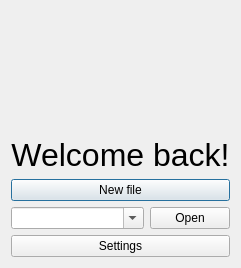
Qt form client/filechoicewindow.ui (gianluca-amprimo/pds-project) before a commit.
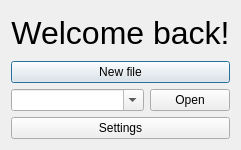
The same form after that commit. Icons and pictures are not drawn.

```diff
--- a/client/filechoicewindow.ui
+++ b/client/filechoicewindow.ui
@@ -7,26 +7,13 @@
     <x>0</x>
     <y>0</y>
     <width>236</width>
-    <height>268</height>
+    <height>150</height>
    </rect>
   </property>
   <property name="windowTitle">
    <string>File choice</string>
   </property>
   <layout class="QVBoxLayout" name="verticalLayout">
-   <item>
-    <widget class="QLabel" name="ProfilePicture">
-     <property name="sizePolicy">
-      <sizepolicy hsizetype="Preferred" vsizetype="Expanding">
-       <horstretch>0</horstretch>
-       <verstretch>0</verstretch>
-      </sizepolicy>
-     </property>
-     <property name="text">
-      <string/>
-     </property>
-    </widget>
-   </item>
    <item>
     <widget class="QLabel" name="WelcomeLabel">
      <property name="font">
```
Left out of the diff: 9 changed lines with no effect on the pictures.
